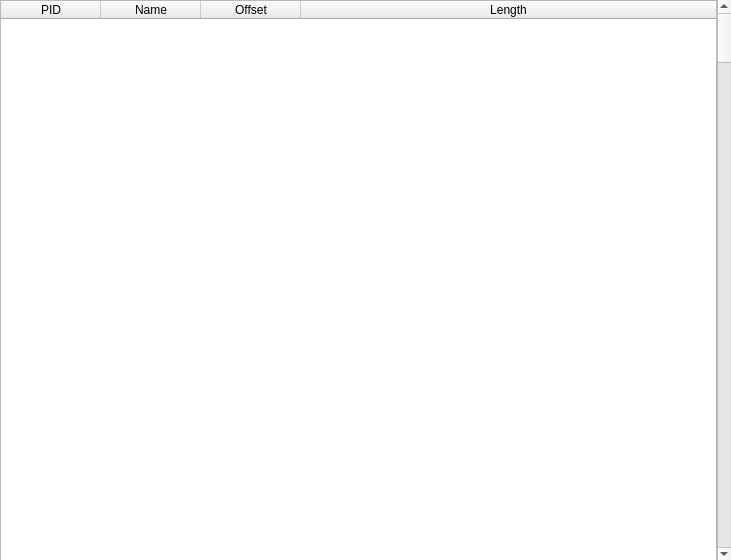
First picture: the form in qtNanomite/qtDLGFunctions.ui, repository zer0fl4g/Nanomite, before the edit.
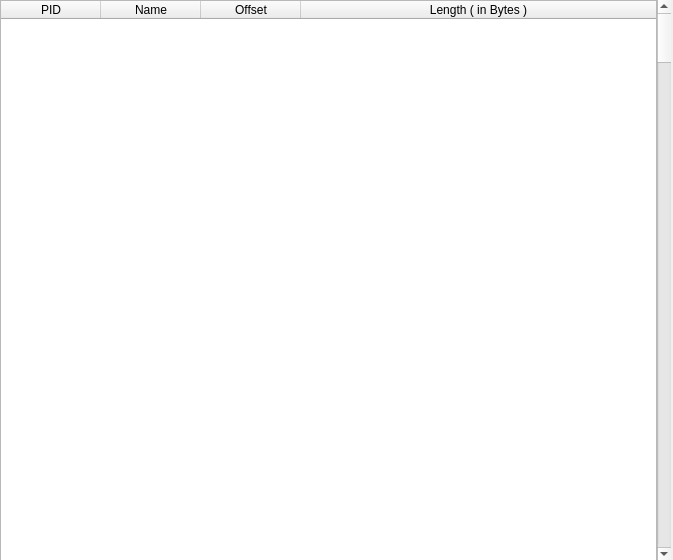
Second picture: the form after the edit. Icons and pictures are not drawn.

Commit message: updated function view algorithm

```diff
--- a/qtNanomite/qtDLGFunctions.ui
+++ b/qtNanomite/qtDLGFunctions.ui
@@ -6,7 +6,7 @@
    <rect>
     <x>0</x>
     <y>0</y>
-    <width>731</width>
+    <width>673</width>
     <height>560</height>
    </rect>
   </property>
@@ -22,7 +22,7 @@
     <rect>
      <x>0</x>
      <y>0</y>
-     <width>731</width>
+     <width>671</width>
      <height>561</height>
     </rect>
    </property>
@@ -79,7 +79,7 @@
       </column>
       <column>
        <property name="text">
-        <string>Length</string>
+        <string>Length ( in Bytes )</string>
        </property>
       </column>
      </widget>
```
The commit also changes 5 other files.
